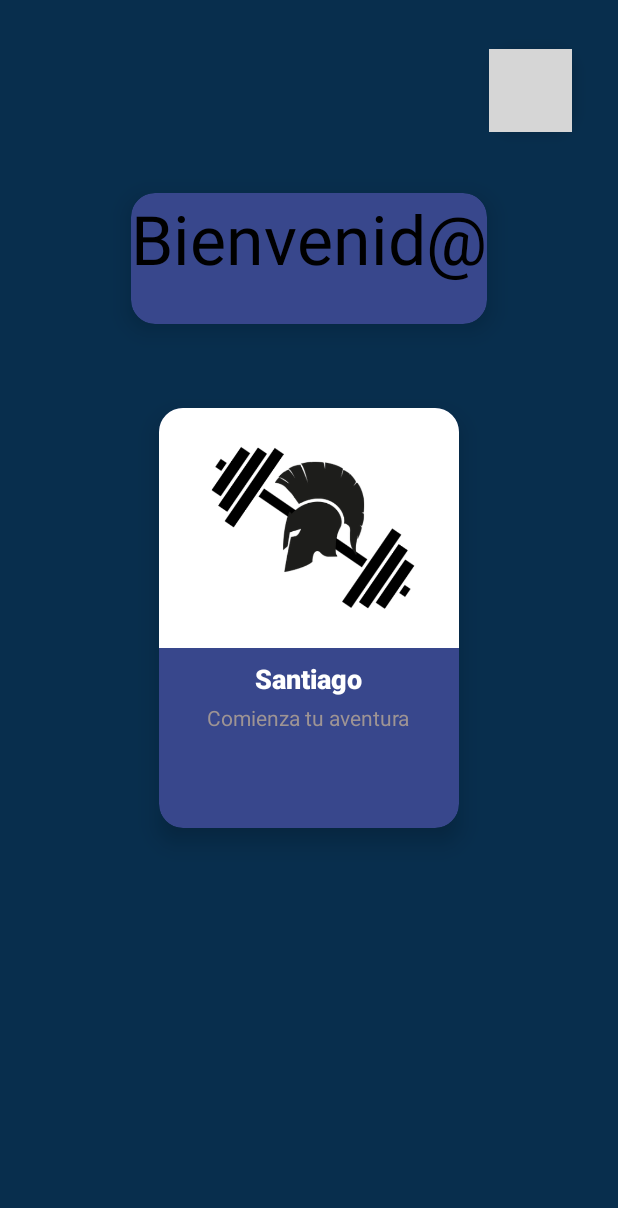
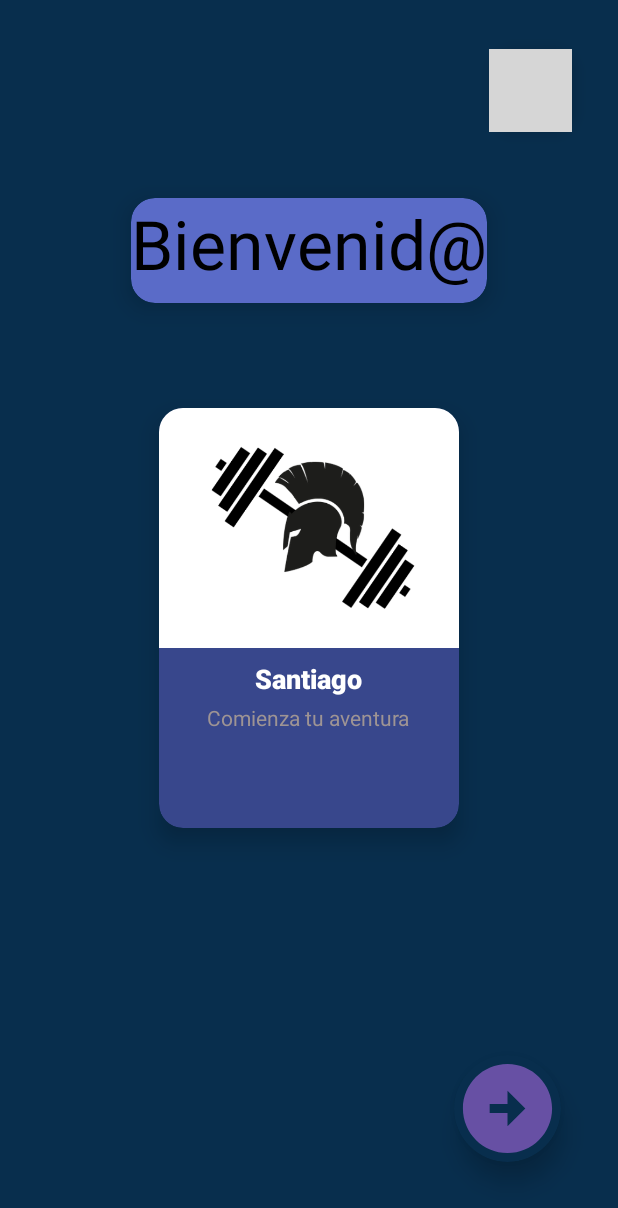
Before and after one commit to Santi0123/Food_Active, an Android app: the MainActivity screen opened directly, with no data from a screen before it, on a phone screen of 412 x 824 dp. Shown: the top 1208 px of the screen. Run offline under Robolectric (Android 15) with nearby library versions, the light colour scheme and no system bars; grey boxes are pictures that could not be loaded.

Commit message:
borrado realizado

```diff
--- a/app/build.gradle.kts
+++ b/app/build.gradle.kts
@@ -43,7 +43,7 @@ dependencies {
     implementation(libs.androidx.core.ktx)
     implementation(libs.androidx.appcompat)
     implementation(libs.material)
-    implementation(libs.androidx.activity)
+    implementation("com.github.bumptech.glide:glide:5.0.0-rc01")
     implementation(libs.androidx.constraintlayout)
     testImplementation(libs.junit)
     androidTestImplementation(libs.androidx.junit)
--- a/app/src/main/java/com/example/gymactive/Login.kt
+++ b/app/src/main/java/com/example/gymactive/Login.kt
@@ -42,4 +42,6 @@ class Login : AppCompatActivity() {
             Toast.makeText(this, getString(R.string.no_se_puede_acceder), Toast.LENGTH_SHORT).show()
         }
     }
+
+
 }
--- a/app/src/main/java/com/example/gymactive/MainActivity.kt
+++ b/app/src/main/java/com/example/gymactive/MainActivity.kt
@@ -1,6 +1,7 @@
 package com.example.gymactive
 
 
+import android.content.Intent
 import android.os.Bundle
 import android.os.Handler
 import android.os.Looper
@@ -26,6 +27,7 @@ class MainActivity : AppCompatActivity() {
 
     private fun initUI() {
         setOnClick()
+        mainBinding.buttonRecyclerView.setOnClickListener{irComida()}
     }
 
     private fun setOnClick() {
@@ -42,4 +44,9 @@ class MainActivity : AppCompatActivity() {
             .setAction("Action", null)
             .show()
     }
+
+    private fun irComida(){
+        val intent = Intent(this, ComidaView::class.java)
+        startActivity(intent)
+    }
 }
--- /dev/null
+++ b/app/src/main/res/drawable/editar.xml
@@ -0,0 +1,5 @@
+<vector xmlns:android="http://schemas.android.com/apk/res/android" android:height="24dp" android:tint="#000000" android:viewportHeight="24" android:viewportWidth="24" android:width="24dp">
+
+    <path android:fillColor="@android:color/white" android:pathData="M3,17.25V21h3.75L17.81,9.94l-3.75,-3.75L3,17.25zM20.71,7.04c0.39,-0.39 0.39,-1.02 0,-1.41l-2.34,-2.34c-0.39,-0.39 -1.02,-0.39 -1.41,0l-1.83,1.83 3.75,3.75 1.83,-1.83z"/>
+
+</vector>
--- /dev/null
+++ b/app/src/main/res/drawable/flecha.xml
@@ -0,0 +1,5 @@
+<vector xmlns:android="http://schemas.android.com/apk/res/android" android:height="24dp" android:tint="#000000" android:viewportHeight="24" android:viewportWidth="24" android:width="24dp">
+
+    <path android:fillColor="@android:color/white" android:pathData="M22,12c0,-5.52 -4.48,-10 -10,-10S2,6.48 2,12c0,5.52 4.48,10 10,10S22,17.52 22,12zM12,13l-4,0v-2l4,0V8l4,4l-4,4V13z"/>
+
+</vector>
--- a/app/src/main/res/layout/activity_main.xml
+++ b/app/src/main/res/layout/activity_main.xml
@@ -60,9 +60,10 @@
     </androidx.cardview.widget.CardView>
 
     <androidx.cardview.widget.CardView
+        android:id="@+id/cardView2"
         android:layout_width="237dp"
-        android:layout_height="87dp"
-        app:cardBackgroundColor="@color/colorNormal"
+        android:layout_height="70dp"
+        app:cardBackgroundColor="@color/colorOnPressed"
         app:cardCornerRadius="16dp"
         app:cardElevation="10dp"
         app:layout_constraintBottom_toBottomOf="parent"
@@ -70,20 +71,20 @@
         app:layout_constraintStart_toStartOf="parent"
         app:layout_constraintTop_toTopOf="parent"
         app:layout_constraintVertical_bias="0.175"
-        tools:ignore="MissingConstraints" >
+        tools:ignore="MissingConstraints">
 
         <LinearLayout
             android:layout_width="match_parent"
-            android:layout_height="match_parent"
+            android:layout_height="70dp"
             android:orientation="vertical">
+
             <TextView
                 android:id="@+id/bienvenido"
                 android:layout_width="match_parent"
-                android:layout_height="match_parent"
+                android:layout_height="72dp"
                 android:text="Bienvenid@"
                 android:textColor="#000000"
-                android:textSize="45dp"
-                />
+                android:textSize="45dp" />
         </LinearLayout>
 
     </androidx.cardview.widget.CardView>
@@ -124,4 +125,26 @@
             android:visibility="visible" />
     </FrameLayout>
 
+    <androidx.cardview.widget.CardView
+        android:layout_width="71dp"
+        android:layout_height="71dp"
+        android:layout_margin="8dp"
+        android:padding="16dp"
+        app:cardBackgroundColor="@color/fondo_de_la_aplicacion"
+        app:cardCornerRadius="40000dp"
+        app:cardElevation="10dp"
+        app:layout_constraintBottom_toBottomOf="parent"
+        app:layout_constraintEnd_toEndOf="parent"
+        app:layout_constraintHorizontal_bias="0.908"
+        app:layout_constraintStart_toStartOf="parent"
+        app:layout_constraintTop_toTopOf="parent"
+        app:layout_constraintVertical_bias="0.944">
+
+        <Button
+            android:id="@+id/button_recycler_view"
+            android:layout_width="match_parent"
+            android:layout_height="match_parent"
+            android:background="@drawable/flecha" />
+    </androidx.cardview.widget.CardView>
+
 </androidx.constraintlayout.widget.ConstraintLayout>
--- a/app/src/main/res/values/strings.xml
+++ b/app/src/main/res/values/strings.xml
@@ -5,7 +5,4 @@
     <string name="no_se_puede_acceder">Usuario o contraseña incorrectos</string>
 
 
-
-
-
 </resources>
```
Also changed, not shown: app/src/main/AndroidManifest.xml (+9 -2 lines), app/src/main/java/com/example/gymactive/ComidaView.kt (added, +32 -0 lines), app/src/main/java/com/example/gymactive/adapter/AdapterComida.kt (added, +34 -0 lines), app/src/main/java/com/example/gymactive/adapter/ViewHolderComida.kt (added, +28 -0 lines), app/src/main/java/com/example/gymactive/controller/Controller.kt (added, +24 -0 lines), app/src/main/java/com/example/gymactive/dao/DaoComida.kt (added, +18 -0 lines), app/src/main/java/com/example/gymactive/interfaces/InterfacesComidaDao.kt (added, +9 -0 lines), app/src/main/java/com/example/gymactive/models/Comida.kt (added, +11 -0 lines), app/src/main/java/com/example/gymactive/repository/RepositoryComida.kt (added, +60 -0 lines), app/src/main/res/layout/activity_comida_view.xml (added, +21 -0 lines), app/src/main/res/layout/item_comida.xml (added, +71 -0 lines).
